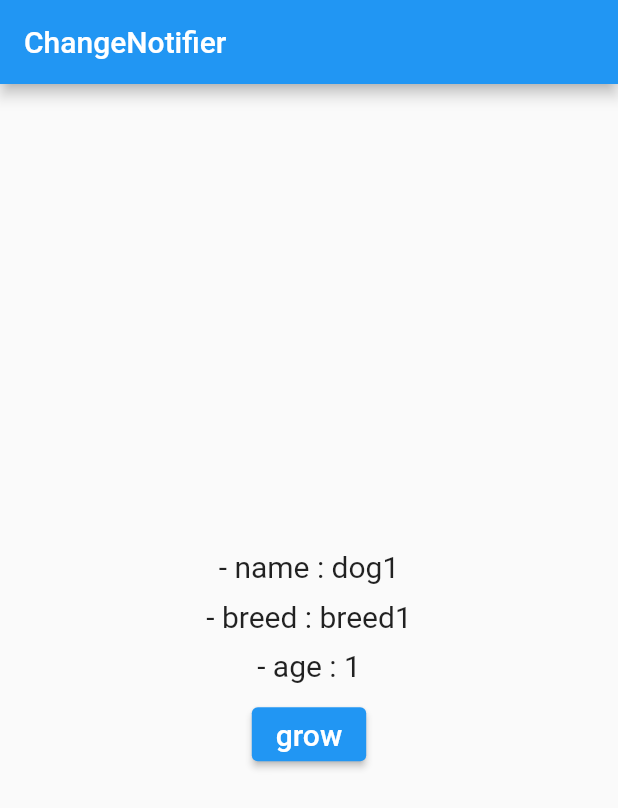
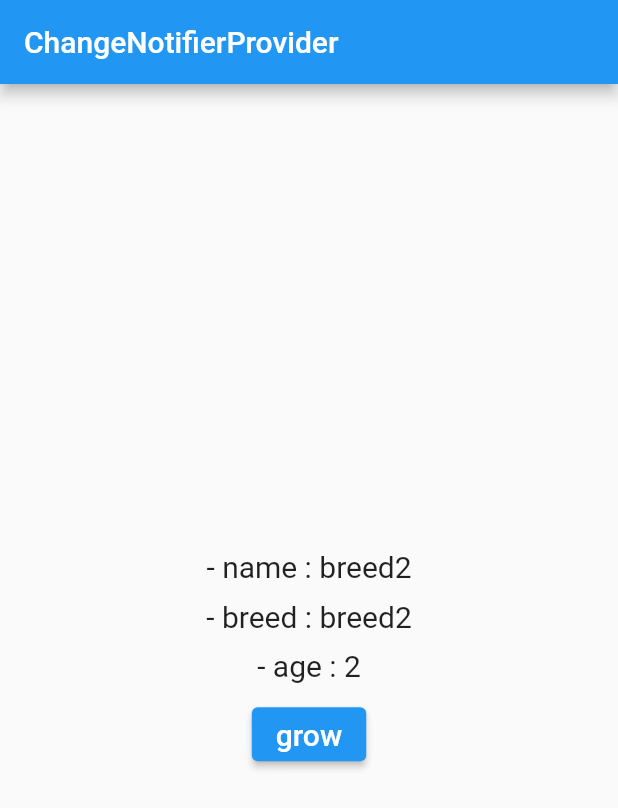
Before and after one commit to qwq140/flutter_provider_ex, a Flutter app: the screen it shows after launch, after a tap on "grow", on a phone screen of 412 x 824 dp. Shown: the top 808 px of the screen. Run offline on Flutter 3.47's test engine with Material 2 defaults, Android fonts, the phone set to English and light mode, and no system bars.

Commit message:
ChangeNotifierProvider

```diff
--- /dev/null
+++ b/lib/change_notifier_provider/model/dog.dart
@@ -0,0 +1,15 @@
+import 'package:flutter/material.dart';
+
+class Dog with ChangeNotifier{
+  final String name;
+  final String breed;
+  int age;
+
+  Dog({required this.name, required this.breed, this.age = 1});
+
+  void grow() {
+    age++;
+    notifyListeners();
+    print('dog age : $age');
+  }
+}
--- /dev/null
+++ b/lib/change_notifier_provider/view/component/age.dart
@@ -0,0 +1,27 @@
+import 'package:flutter/material.dart';
+import 'package:flutter_provider_ex/change_notifier_provider/model/dog.dart';
+import 'package:provider/provider.dart';
+
+class Age extends StatelessWidget {
+  const Age({Key? key,}) : super(key: key);
+
+  @override
+  Widget build(BuildContext context) {
+    return Column(
+      children: [
+        Text(
+          '- age : ${Provider.of<Dog>(context).age}',
+          style: TextStyle(fontSize: 20),
+        ),
+        const SizedBox(height: 10),
+        ElevatedButton(
+          onPressed: () => Provider.of<Dog>(context, listen: false).grow(),
+          child: const Text(
+            'grow',
+            style: TextStyle(fontSize: 20),
+          ),
+        ),
+      ],
+    );
+  }
+}
--- /dev/null
+++ b/lib/change_notifier_provider/view/component/breed_and_age.dart
@@ -0,0 +1,19 @@
+import 'package:flutter/material.dart';
+import 'package:flutter_provider_ex/change_notifier_provider/model/dog.dart';
+import 'package:flutter_provider_ex/change_notifier_provider/view/component/age.dart';
+import 'package:provider/provider.dart';
+
+class BreedAndAge extends StatelessWidget {
+  const BreedAndAge({Key? key}) : super(key: key);
+
+  @override
+  Widget build(BuildContext context) {
+    return Column(
+      children: [
+        Text('- breed : ${Provider.of<Dog>(context).breed}', style: const TextStyle(fontSize: 20),),
+        const SizedBox(height: 10,),
+        const Age(),
+      ],
+    );
+  }
+}
--- /dev/null
+++ b/lib/change_notifier_provider/view/home_page.dart
@@ -0,0 +1,25 @@
+import 'package:flutter/material.dart';
+import 'package:flutter_provider_ex/change_notifier_provider/model/dog.dart';
+import 'package:flutter_provider_ex/change_notifier_provider/view/component/breed_and_age.dart';
+import 'package:provider/provider.dart';
+
+class HomePage extends StatelessWidget {
+  const HomePage({Key? key}) : super(key: key);
+
+  @override
+  Widget build(BuildContext context) {
+    return Scaffold(
+      appBar: AppBar(title: const Text('ChangeNotifierProvider'),),
+      body: Center(
+        child: Column(
+          mainAxisAlignment: MainAxisAlignment.center,
+          children: [
+            Text('- name : ${Provider.of<Dog>(context).breed}', style: const TextStyle(fontSize: 20),),
+            const SizedBox(height: 10,),
+            const BreedAndAge(),
+          ],
+        ),
+      ),
+    );
+  }
+}
--- a/lib/main.dart
+++ b/lib/main.dart
@@ -1,6 +1,6 @@
 import 'package:flutter/material.dart';
-import 'package:flutter_provider_ex/change_notifier/model/dog.dart';
-import 'package:flutter_provider_ex/change_notifier/view/home_page.dart';
+import 'package:flutter_provider_ex/change_notifier_provider/model/dog.dart';
+import 'package:flutter_provider_ex/change_notifier_provider/view/home_page.dart';
 import 'package:provider/provider.dart';
 
 void main() {
@@ -12,11 +12,14 @@ class MyApp extends StatelessWidget {
 
   @override
   Widget build(BuildContext context) {
-    return MaterialApp(
-      theme: ThemeData(
-        primarySwatch: Colors.blue,
+    return ChangeNotifierProvider<Dog>(
+      create: (context) => Dog(name: 'dog2', breed: 'breed2'),
+      child: MaterialApp(
+        theme: ThemeData(
+          primarySwatch: Colors.blue,
+        ),
+        home: const HomePage(),
       ),
-      home: const HomePage(),
     );
   }
 }
```
